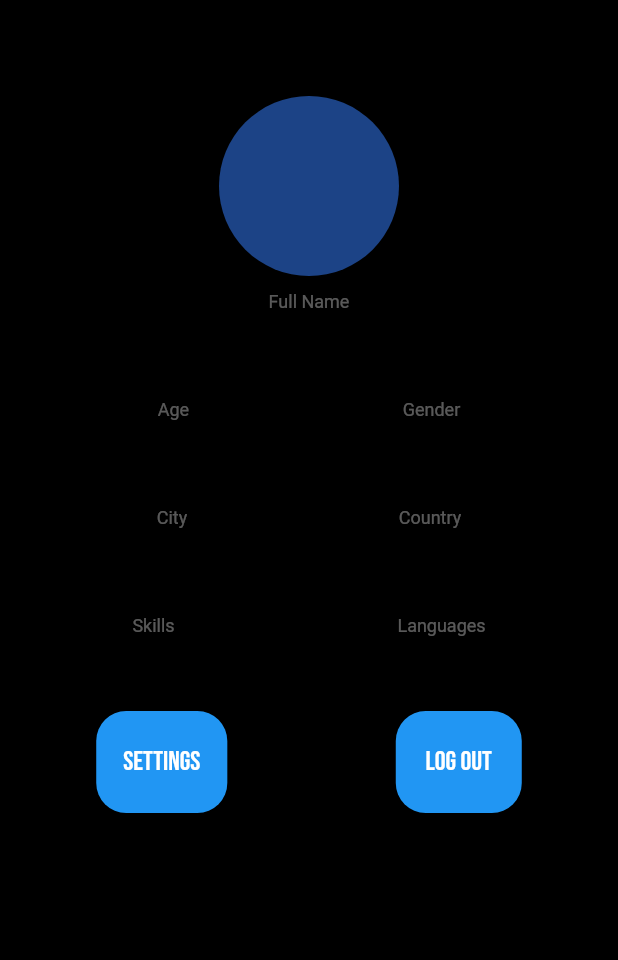
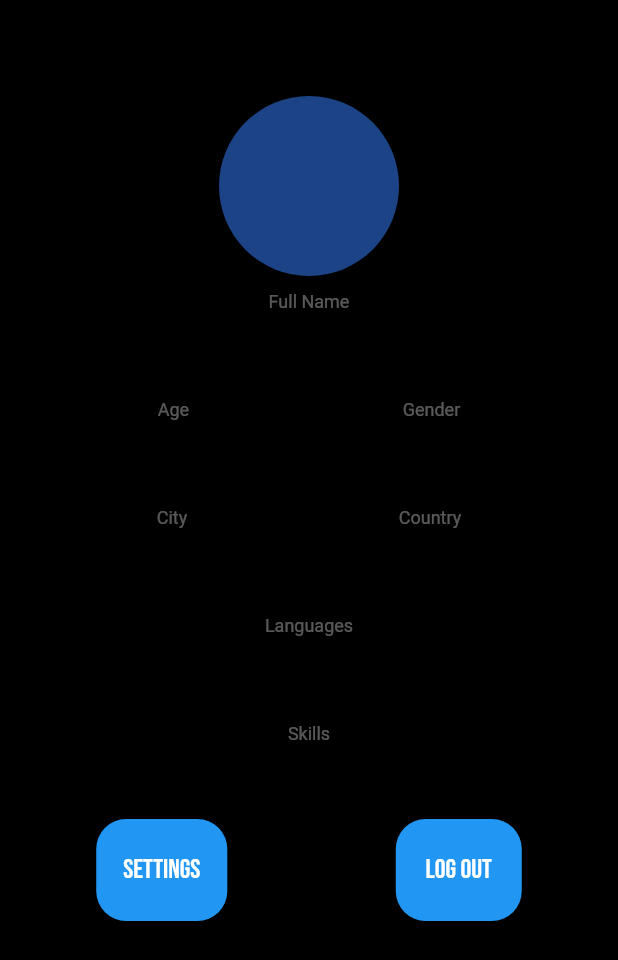
Before and after one commit to cataWalter/skillogue, a Flutter app: the ProfileScreen widget shown alone on an empty page, opened directly with empty values, on a phone screen of 412 x 824 dp. Shown: the top 960 px of the screen. Run offline on Flutter 3.47's test engine with Material 2 defaults, Android fonts, the phone set to English and light mode, and no system bars; our stand-ins replace google_fonts, grouped_list, multi_select_flutter, parse_server_sdk_flutter; accounts and stored records are empty; network calls fail.

Commit message:
update profile

```diff
--- a/lib/screens/home/profile_screen.dart
+++ b/lib/screens/home/profile_screen.dart
@@ -113,14 +113,23 @@ class _ProfileScreenState extends State<ProfileScreen> {
                   crossAxisAlignment: CrossAxisAlignment.start,
                   children: [
                     columnAlignmentInfoType(
-                      formatList(widget.profile.skills),
-                      "Skills",
-                      TextAlign.start,
-                    ),
-                    columnAlignmentInfoType(
                       formatList(widget.profile.languages),
                       "Languages",
                       TextAlign.end,
+                    ),
+                  ],
+                ),
+                const SizedBox(
+                  height: 30,
+                ),
+                Row(
+                  mainAxisAlignment: MainAxisAlignment.spaceAround,
+                  crossAxisAlignment: CrossAxisAlignment.start,
+                  children: [
+                    columnAlignmentInfoType(
+                      formatList(widget.profile.skills),
+                      "Skills",
+                      TextAlign.center,
                     ),
                   ],
                 ),
```
Also changed, not shown: lib/screens/home/home_screen.dart (+14 -1 lines), pubspec.lock.
